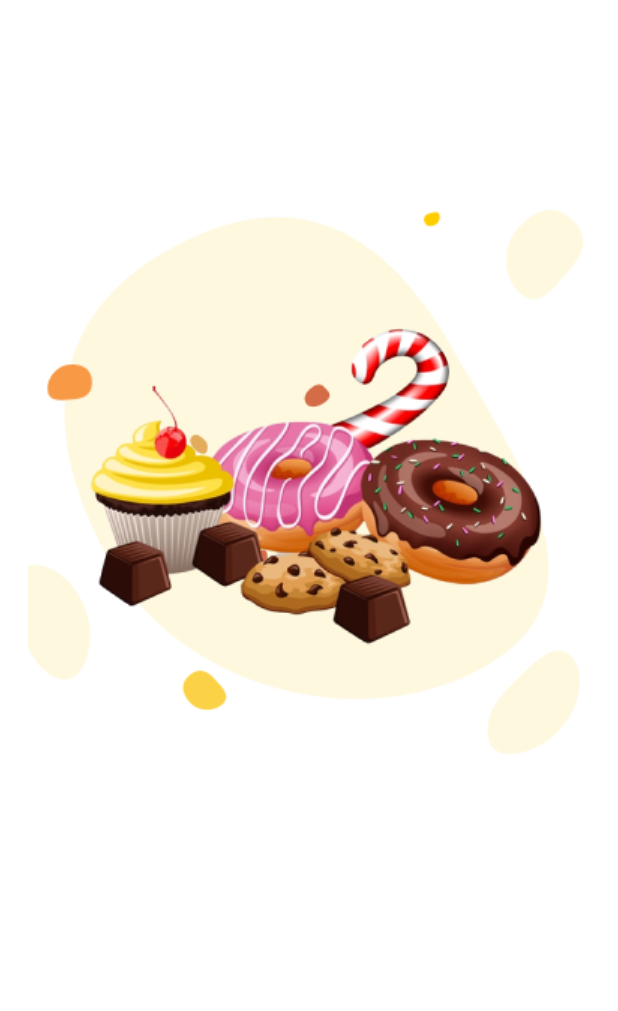
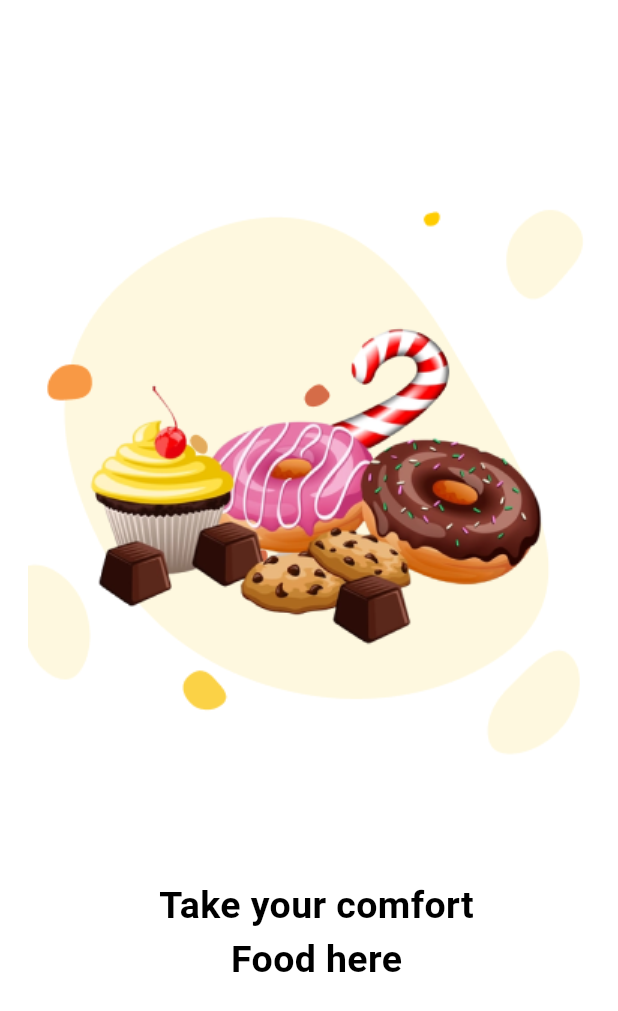
Before and after one commit to adeenazara2002/ChatApp, a Flutter app: the screen it shows after launch, on a phone screen of 412 x 824 dp. Shown: the top 1011 px of the screen. Run offline on Flutter 3.47's test engine with Material 3 defaults, Android fonts, the phone set to English and light mode, and no system bars.

Commit message:
Onboarding Screen

```diff
--- a/lib/Screens/onBoarding.dart
+++ b/lib/Screens/onBoarding.dart
@@ -1,6 +1,5 @@
 import 'package:chatapp/models/colors.dart';
 import 'package:flutter/material.dart';
-import 'package:flutter/widgets.dart';
 
 class OnBoard extends StatefulWidget {
   const OnBoard({super.key});
@@ -19,15 +18,46 @@ class _OnBoardState extends State<OnBoard> {
         color: AppColors.screenColor,
         child: Column(
           children: [
-                SizedBox(height: 100,),
-
+            SizedBox(
+              height: 100,
+            ),
+            // === Use Stack to overlay images ===
             Stack(
               alignment: Alignment.center,
               children: [
                 Image.asset('assets/images/Illustartion.png'),
-                Image.asset('assets/images/donut.png')
+                Image.asset('assets/images/donut.png'),
+              ],
+            ),
+            SizedBox(height: 50), // Add some space between the image and text
 
-              ],
+            // === Text without space between them ===
+            Padding(
+              padding: const EdgeInsets.only(left: 10),
+              child: Column(
+                // crossAxisAlignment: CrossAxisAlignment.start,
+                children: [
+                  Text(
+                    'Take your comfort',
+                    style: TextStyle(
+                      color: AppColors.headingColor,
+                      fontWeight: FontWeight.w700,
+                      fontSize: 25,
+                    ),
+                  ),
+                    // Padding(padding: EdgeInsets.only(left: 100)),
+                    SizedBox(width: 50,),
+
+                  Text(
+                    'Food here',
+                    style: TextStyle(
+                      color: AppColors.headingColor,
+                      fontWeight: FontWeight.w700,
+                      fontSize: 25,
+                    ),
+                  ),
+                ],
+              ),
             ),
           ],
         ),
```
